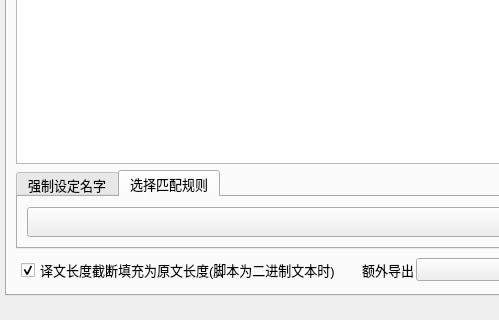
First picture: the form in ui_mainWindow.ui, repository satan53x/SExtractor, before the edit; both pictures show x 0 to 499 and y 200 to 520 of the 640 by 520 pixel window.
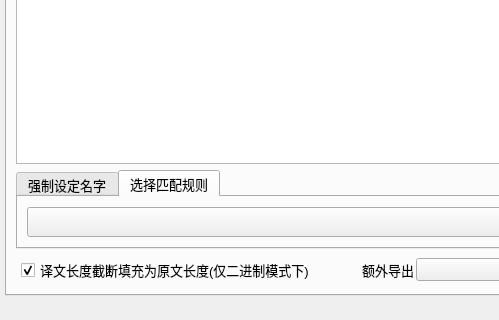
Second picture: the form after the edit.

Patch:
```diff
--- a/ui_mainWindow.ui
+++ b/ui_mainWindow.ui
@@ -291,7 +291,7 @@
                  </font>
                 </property>
                 <property name="text">
-                 <string>译文长度截断填充为原文长度(脚本为二进制文本时)</string>
+                 <string>译文长度截断填充为原文长度(仅二进制模式下)</string>
                 </property>
                 <property name="checked">
                  <bool>true</bool>
```
